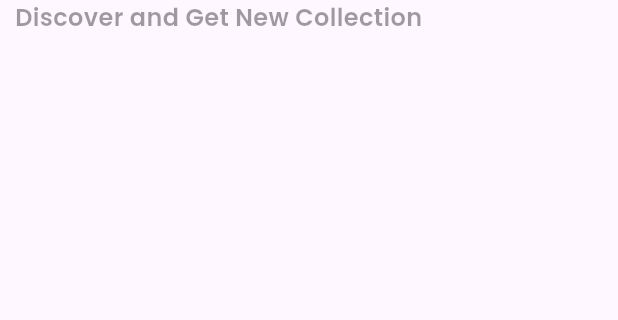
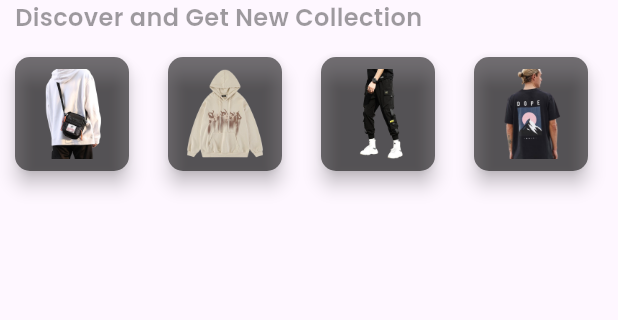
Before and after one commit to devpaurakh/grace, a Flutter app: the screen it shows after launch, on a phone screen of 412 x 824 dp, the part 231-551 px from its top. Run offline on Flutter 3.47's test engine with Material 3 defaults, Android fonts, the phone set to English and light mode, and no system bars.

```diff
--- a/lib/pages/home.dart
+++ b/lib/pages/home.dart
@@ -46,6 +46,70 @@ class _HomepageState extends State<Homepage> {
             Text(
               "Discover and Get New Collection",
               style: AppWidgets.lightTextStyle(),
+            ),
+            const SizedBox(
+              height: 15,
+            ),
+            Row(
+              mainAxisAlignment: MainAxisAlignment.spaceBetween,
+              children: [
+                Material(
+                  color: Colors.black54,
+                  elevation: 5,
+                  borderRadius: BorderRadius.circular(10),
+                  child: Container(
+                    padding: const EdgeInsets.all(8),
+                    child: Image.asset(
+                      "images/bag.png",
+                      height: 60,
+                      width: 60,
+                      fit: BoxFit.cover,
+                    ),
+                  ),
+                ),
+                Material(
+                  color: Colors.black54,
+                  elevation: 5,
+                  borderRadius: BorderRadius.circular(10),
+                  child: Container(
+                    padding: const EdgeInsets.all(8),
+                    child: Image.asset(
+                      "images/hoddie.png",
+                      height: 60,
+                      width: 60,
+                      fit: BoxFit.cover,
+                    ),
+                  ),
+                ),
+                Material(
+                  color: Colors.black54,
+                  elevation: 5,
+                  borderRadius: BorderRadius.circular(10),
+                  child: Container(
+                    padding: const EdgeInsets.all(8),
+                    child: Image.asset(
+                      "images/pant.png",
+                      height: 60,
+                      width: 60,
+                      fit: BoxFit.cover,
+                    ),
+                  ),
+                ),
+                Material(
+                  color: Colors.black54,
+                  elevation: 5,
+                  borderRadius: BorderRadius.circular(10),
+                  child: Container(
+                    padding: const EdgeInsets.all(8),
+                    child: Image.asset(
+                      "images/tshirt.png",
+                      height: 60,
+                      width: 60,
+                      fit: BoxFit.cover,
+                    ),
+                  ),
+                )
+              ],
             )
           ],
         ),
--- a/pubspec.yaml
+++ b/pubspec.yaml
@@ -59,9 +59,8 @@ flutter:
   uses-material-design: true
 
   # To add assets to your application, add an assets section, like this:
-  # assets:
-  #   - images/a_dot_burr.jpeg
-  #   - images/a_dot_ham.jpeg
+  assets:
+    - images/
 
   # An image asset can refer to one or more resolution-specific "variants", see
   # https://flutter.dev/assets-and-images/#resolution-aware
```
Also changed, not shown: images/bag.png (added), images/hoddie.png (added), images/pant.png (added), images/tshirt.png (added).
